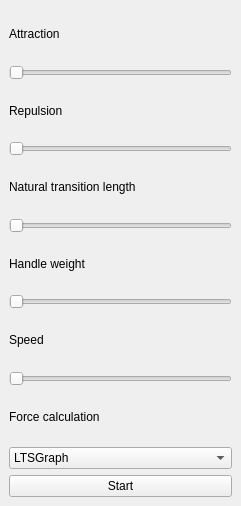
This is tools/release/ltsgraph/springlayout.ui in mCRL2org/mCRL2 as Qt 5 draws it before an edit. The edited form follows.
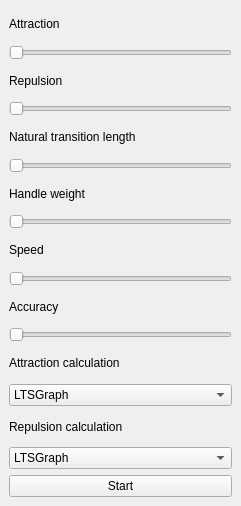
This is the edited form.

Commit message:
Added octree approximation scheme for repulsive forces
TODO: Speed slider rework. Currently unintuitive as it controls two values.

```diff
--- a/tools/release/ltsgraph/springlayout.ui
+++ b/tools/release/ltsgraph/springlayout.ui
@@ -12,7 +12,6 @@
   </property>
   <property name="font">
    <font>
-    <weight>75</weight>
     <bold>true</bold>
    </font>
   </property>
@@ -22,7 +21,6 @@
   <widget class="QWidget" name="dockWidgetContents">
    <property name="font">
     <font>
-     <weight>50</weight>
      <bold>false</bold>
     </font>
    </property>
@@ -112,12 +110,29 @@
     <item>
      <widget class="QLabel" name="lblForceCalculation">
       <property name="text">
-       <string>Force calculation</string>
+       <string>Accuracy</string>
       </property>
      </widget>
     </item>
     <item>
-     <widget class="QComboBox" name="cmbForceCalculation">
+     <widget class="QSlider" name="sldAccuracy">
+      <property name="maximum">
+       <number>100</number>
+      </property>
+      <property name="orientation">
+       <enum>Qt::Horizontal</enum>
+      </property>
+     </widget>
+    </item>
+    <item>
+     <widget class="QLabel" name="lblAttractionCalculation">
+      <property name="text">
+       <string>Attraction calculation</string>
+      </property>
+     </widget>
+    </item>
+    <item>
+     <widget class="QComboBox" name="cmbAttractionCalculation">
       <property name="currentIndex">
        <number>0</number>
       </property>
@@ -131,6 +146,37 @@
         <string>Linear spring forces</string>
        </property>
       </item>
+      <item>
+       <property name="text">
+        <string>Electrical spring model</string>
+       </property>
+      </item>
+     </widget>
+    </item>
+    <item>
+     <widget class="QLabel" name="lblRepulsionCalculation">
+      <property name="text">
+       <string>Repulsion calculation</string>
+      </property>
+     </widget>
+    </item>
+    <item>
+     <widget class="QComboBox" name="cmbRepulsionCalculation">
+      <item>
+       <property name="text">
+        <string>LTSGraph</string>
+       </property>
+      </item>
+      <item>
+       <property name="text">
+        <string>Electrical Spring model</string>
+       </property>
+      </item>
+      <item>
+       <property name="text">
+        <string>None</string>
+       </property>
+      </item>
      </widget>
     </item>
     <item>
```
Left out of the diff: 68 changed lines with no effect on the pictures. The commit also changes 10 other files.
